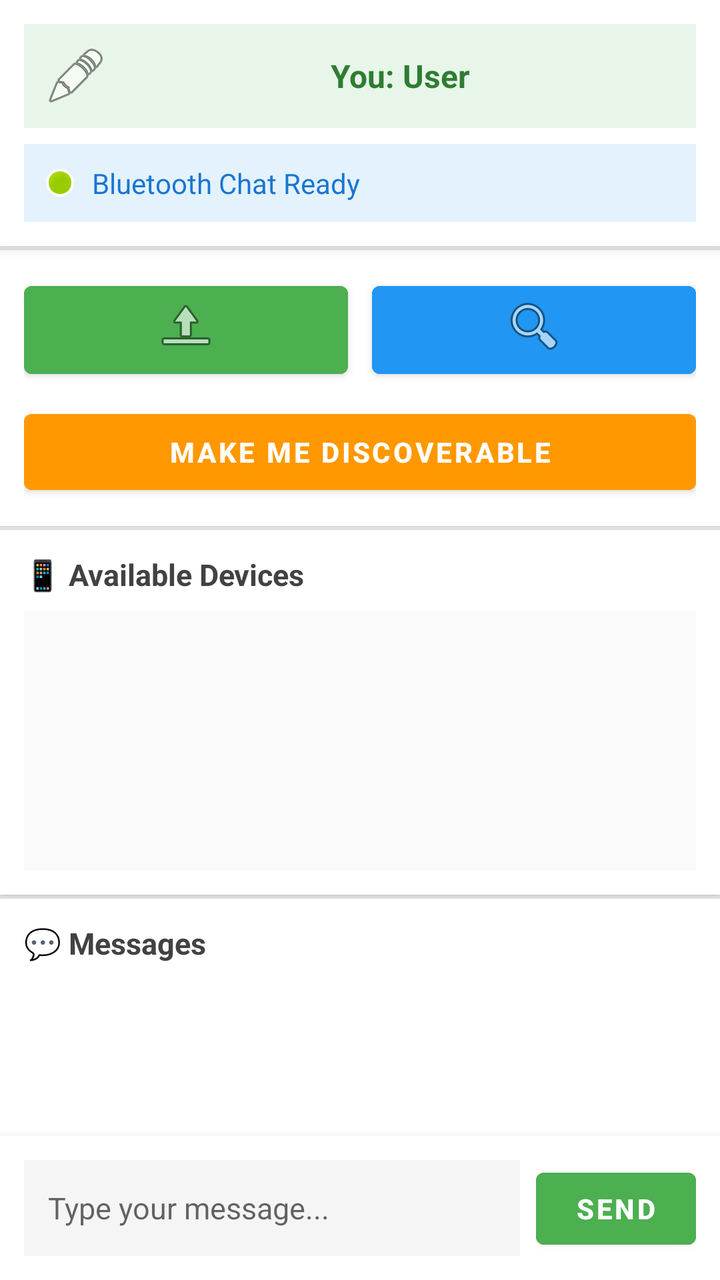
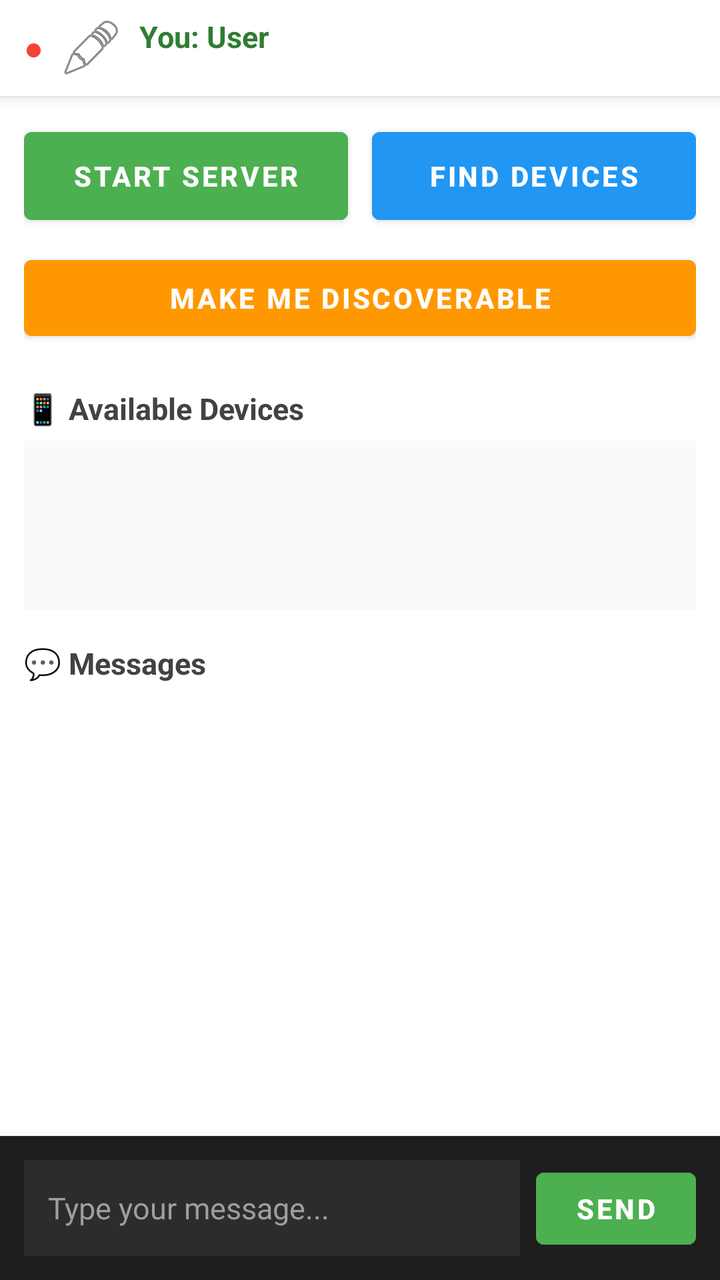

Compare the two renders of this Android layout. The source of the first and the diff that turns it into the second are given below.
<!-- AndroidManifest.xml: application theme Theme.P2PChat -->
<!-- res/layout/activity_bluetooth_chat.xml -->
<?xml version="1.0" encoding="utf-8"?>
<LinearLayout xmlns:android="http://schemas.android.com/apk/res/android"
    android:layout_width="match_parent"
    android:layout_height="match_parent"
    android:orientation="vertical"
    android:background="#F5F5F5"
    android:padding="0dp">

    
    <LinearLayout
        android:layout_width="match_parent"
        android:layout_height="wrap_content"
        android:orientation="vertical"
        android:background="@android:color/white"
        android:elevation="4dp"
        android:padding="12dp">

        <TextView
            android:id="@+id/username_display"
            android:layout_width="match_parent"
            android:layout_height="wrap_content"
            android:text="You: User"
            android:textSize="16sp"
            android:textStyle="bold"
            android:textColor="#2E7D32"
            android:padding="10dp"
            android:background="#E8F5E9"
            android:layout_marginBottom="8dp"
            android:gravity="center"
            android:drawableStart="@android:drawable/ic_menu_edit"
            android:drawablePadding="8dp"
            android:hint="Long press to change username" />

        <TextView
            android:id="@+id/status_text"
            android:layout_width="match_parent"
            android:layout_height="wrap_content"
            android:text="Bluetooth Chat Ready"
            android:textSize="14sp"
            android:textColor="#1976D2"
            android:padding="10dp"
            android:background="#E3F2FD"
            android:drawableStart="@android:drawable/presence_online"
            android:drawablePadding="8dp"
            android:gravity="center_vertical" />
    </LinearLayout>

    
    <LinearLayout
        android:layout_width="match_parent"
        android:layout_height="wrap_content"
        android:orientation="vertical"
        android:padding="12dp"
        android:background="@android:color/white"
        android:layout_marginTop="2dp"
        android:elevation="2dp">

        <LinearLayout
            android:layout_width="match_parent"
            android:layout_height="wrap_content"
            android:orientation="horizontal"
            android:layout_marginBottom="8dp">

            <Button
                android:id="@+id/btn_start_server"
                android:layout_width="0dp"
                android:layout_height="56dp"
                android:layout_weight="1"
                android:text="Start Server"
                android:textSize="13sp"
                android:textStyle="bold"
                android:backgroundTint="#4CAF50"
                android:textColor="@android:color/white"
                android:layout_marginEnd="6dp"
                android:drawableTop="@android:drawable/ic_menu_upload"
                android:paddingTop="4dp"
                android:paddingBottom="4dp" />

            <Button
                android:id="@+id/btn_discover_devices"
                android:layout_width="0dp"
                android:layout_height="56dp"
                android:layout_weight="1"
                android:text="Find Devices"
                android:textSize="13sp"
                android:textStyle="bold"
                android:backgroundTint="#2196F3"
                android:textColor="@android:color/white"
                android:layout_marginStart="6dp"
                android:drawableTop="@android:drawable/ic_menu_search"
                android:paddingTop="4dp"
                android:paddingBottom="4dp" />
        </LinearLayout>

        <Button
            android:id="@+id/btn_make_discoverable"
            android:layout_width="match_parent"
            android:layout_height="50dp"
            android:text="Make Me Discoverable"
            android:textSize="14sp"
            android:textStyle="bold"
            android:backgroundTint="#FF9800"
            android:textColor="@android:color/white"
            android:drawableStart="@android:drawable/ic_menu_view"
            android:paddingStart="16dp"
            android:paddingEnd="16dp" />
    </LinearLayout>

    
    <LinearLayout
        android:layout_width="match_parent"
        android:layout_height="wrap_content"
        android:orientation="vertical"
        android:padding="12dp"
        android:background="@android:color/white"
        android:layout_marginTop="2dp"
        android:elevation="2dp">

        <TextView
            android:layout_width="wrap_content"
            android:layout_height="wrap_content"
            android:text="📱 Available Devices"
            android:textStyle="bold"
            android:textSize="15sp"
            android:textColor="#424242"
            android:layout_marginBottom="8dp" />

        <ListView
            android:id="@+id/device_list"
            android:layout_width="match_parent"
            android:layout_height="130dp"
            android:background="#FAFAFA"
            android:divider="#E0E0E0"
            android:dividerHeight="1dp"
            android:padding="4dp" />
    </LinearLayout>

    
    <LinearLayout
        android:layout_width="match_parent"
        android:layout_height="0dp"
        android:layout_weight="1"
        android:orientation="vertical"
        android:padding="12dp"
        android:background="@android:color/white"
        android:layout_marginTop="2dp"
        android:elevation="2dp">

        <TextView
            android:layout_width="wrap_content"
            android:layout_height="wrap_content"
            android:text="💬 Messages"
            android:textStyle="bold"
            android:textSize="15sp"
            android:textColor="#424242"
            android:layout_marginBottom="8dp" />

        <ListView
            android:id="@+id/message_list"
            android:layout_width="match_parent"
            android:layout_height="0dp"
            android:layout_weight="1"
            android:background="#FFFFFF"
            android:divider="#E0E0E0"
            android:dividerHeight="1dp"
            android:padding="8dp"
            android:transcriptMode="alwaysScroll"
            android:stackFromBottom="true" />
    </LinearLayout>

    
    <LinearLayout
        android:layout_width="match_parent"
        android:layout_height="wrap_content"
        android:orientation="horizontal"
        android:padding="12dp"
        android:background="@android:color/white"
        android:elevation="8dp">

        <EditText
            android:id="@+id/message_input"
            android:layout_width="0dp"
            android:layout_height="wrap_content"
            android:layout_weight="1"
            android:hint="Type your message..."
            android:padding="12dp"
            android:background="#F5F5F5"
            android:textSize="15sp"
            android:layout_marginEnd="8dp"
            android:minHeight="48dp"
            android:maxLines="3"
            android:inputType="textCapSentences|textMultiLine" />

        <Button
            android:id="@+id/btn_send_message"
            android:layout_width="wrap_content"
            android:layout_height="wrap_content"
            android:text="Send"
            android:textStyle="bold"
            android:backgroundTint="#4CAF50"
            android:textColor="@android:color/white"
            android:minWidth="80dp"
            android:minHeight="48dp" />
    </LinearLayout>

</LinearLayout>
<!-- resources referenced by this layout -->
<resources>
  <style name="Theme.P2PChat" parent="Theme.MaterialComponents.DayNight.DarkActionBar">
          
          <item name="colorPrimary">@color/purple_500</item>
          <item name="colorPrimaryVariant">@color/purple_700</item>
          <item name="colorOnPrimary">@color/white</item>
          
          <item name="colorSecondary">@color/teal_200</item>
          <item name="colorSecondaryVariant">@color/teal_700</item>
          <item name="colorOnSecondary">@color/black</item>
          
          <item name="android:statusBarColor" tools:targetApi="l">?attr/colorPrimaryVariant</item>
          
      </style>
  <color name="purple_500">#FF6200EE</color>
  <color name="purple_700">#FF3700B3</color>
  <color name="white">#FFFFFFFF</color>
  <color name="teal_200">#FF03DAC5</color>
  <color name="teal_700">#FF018786</color>
  <color name="black">#FF000000</color>
</resources>

<!-- the commit's change to res/layout/activity_bluetooth_chat.xml (unified diff, before → after) -->
@@ -3,46 +3,52 @@
     android:layout_width="match_parent"
     android:layout_height="match_parent"
     android:orientation="vertical"
-    android:background="#F5F5F5"
+    android:background="@android:color/white"
     android:padding="0dp">
 
     
     <LinearLayout
         android:layout_width="match_parent"
         android:layout_height="wrap_content"
-        android:orientation="vertical"
+        android:orientation="horizontal"
+        android:gravity="center_vertical"
         android:background="@android:color/white"
         android:elevation="4dp"
-        android:padding="12dp">
+        android:paddingStart="12dp"
+        android:paddingEnd="12dp"
+        android:paddingTop="8dp"
+        android:paddingBottom="8dp">
+
+        <TextView
+            android:id="@+id/connection_indicator"
+            android:layout_width="wrap_content"
+            android:layout_height="wrap_content"
+            android:text="●"
+            android:textSize="16sp"
+            android:textColor="#F44336"
+            android:layout_marginEnd="8dp"
+            android:contentDescription="Connection status" />
 
         <TextView
             android:id="@+id/username_display"
-            android:layout_width="match_parent"
+            android:layout_width="0dp"
+            android:layout_weight="1"
             android:layout_height="wrap_content"
             android:text="You: User"
-            android:textSize="16sp"
+            android:textSize="15sp"
             android:textStyle="bold"
             android:textColor="#2E7D32"
-            android:padding="10dp"
-            android:background="#E8F5E9"
-            android:layout_marginBottom="8dp"
-            android:gravity="center"
             android:drawableStart="@android:drawable/ic_menu_edit"
             android:drawablePadding="8dp"
             android:hint="Long press to change username" />
 
+        
         <TextView
             android:id="@+id/status_text"
-            android:layout_width="match_parent"
-            android:layout_height="wrap_content"
-            android:text="Bluetooth Chat Ready"
-            android:textSize="14sp"
-            android:textColor="#1976D2"
-            android:padding="10dp"
-            android:background="#E3F2FD"
-            android:drawableStart="@android:drawable/presence_online"
-            android:drawablePadding="8dp"
-            android:gravity="center_vertical" />
+            android:layout_width="0dp"
+            android:layout_height="0dp"
+            android:visibility="gone"
+            android:text="Bluetooth Chat Ready" />
     </LinearLayout>
 
     
@@ -52,7 +58,6 @@
         android:orientation="vertical"
         android:padding="12dp"
         android:background="@android:color/white"
-        android:layout_marginTop="2dp"
         android:elevation="2dp">
 
         <LinearLayout
@@ -67,14 +72,11 @@
                 android:layout_height="56dp"
                 android:layout_weight="1"
                 android:text="Start Server"
-                android:textSize="13sp"
+                android:textSize="14sp"
                 android:textStyle="bold"
                 android:backgroundTint="#4CAF50"
                 android:textColor="@android:color/white"
-                android:layout_marginEnd="6dp"
-                android:drawableTop="@android:drawable/ic_menu_upload"
-                android:paddingTop="4dp"
-                android:paddingBottom="4dp" />
+                android:layout_marginEnd="6dp" />
 
             <Button
                 android:id="@+id/btn_discover_devices"
@@ -82,14 +84,11 @@
                 android:layout_height="56dp"
                 android:layout_weight="1"
                 android:text="Find Devices"
-                android:textSize="13sp"
+                android:textSize="14sp"
                 android:textStyle="bold"
                 android:backgroundTint="#2196F3"
                 android:textColor="@android:color/white"
-                android:layout_marginStart="6dp"
-                android:drawableTop="@android:drawable/ic_menu_search"
-                android:paddingTop="4dp"
-                android:paddingBottom="4dp" />
+                android:layout_marginStart="6dp" />
         </LinearLayout>
 
         <Button
@@ -109,11 +108,14 @@
     
     <LinearLayout
         android:layout_width="match_parent"
-        android:layout_height="wrap_content"
+        android:layout_height="0dp"
+        android:layout_weight="1"
         android:orientation="vertical"
-        android:padding="12dp"
-        android:background="@android:color/white"
-        android:layout_marginTop="2dp"
+        android:paddingStart="12dp"
+        android:paddingEnd="12dp"
+        android:paddingTop="8dp"
+        android:paddingBottom="8dp"
+        android:background="@android:color/white"
         android:elevation="2dp">
 
         <TextView
@@ -123,12 +125,13 @@
             android:textStyle="bold"
             android:textSize="15sp"
             android:textColor="#424242"
-            android:layout_marginBottom="8dp" />
+            android:layout_marginBottom="6dp" />
 
         <ListView
             android:id="@+id/device_list"
             android:layout_width="match_parent"
-            android:layout_height="130dp"
+            android:layout_height="0dp"
+            android:layout_weight="1"
             android:background="#FAFAFA"
             android:divider="#E0E0E0"
             android:dividerHeight="1dp"
@@ -139,11 +142,13 @@
     <LinearLayout
         android:layout_width="match_parent"
         android:layout_height="0dp"
-        android:layout_weight="1"
+        android:layout_weight="2"
         android:orientation="vertical"
-        android:padding="12dp"
-        android:background="@android:color/white"
-        android:layout_marginTop="2dp"
+        android:paddingStart="12dp"
+        android:paddingEnd="12dp"
+        android:paddingTop="8dp"
+        android:paddingBottom="8dp"
+        android:background="@android:color/white"
         android:elevation="2dp">
 
         <TextView
@@ -153,7 +158,7 @@
             android:textStyle="bold"
             android:textSize="15sp"
             android:textColor="#424242"
-            android:layout_marginBottom="8dp" />
+            android:layout_marginBottom="6dp" />
 
         <ListView
             android:id="@+id/message_list"
@@ -174,7 +179,7 @@
         android:layout_height="wrap_content"
         android:orientation="horizontal"
         android:padding="12dp"
-        android:background="@android:color/white"
+        android:background="#1E1E1E"
         android:elevation="8dp">
 
         <EditText
@@ -184,7 +189,9 @@
             android:layout_weight="1"
             android:hint="Type your message..."
             android:padding="12dp"
-            android:background="#F5F5F5"
+            android:background="#2C2C2C"
+            android:textColor="#FFFFFF"
+            android:textColorHint="#9E9E9E"
             android:textSize="15sp"
             android:layout_marginEnd="8dp"
             android:minHeight="48dp"
